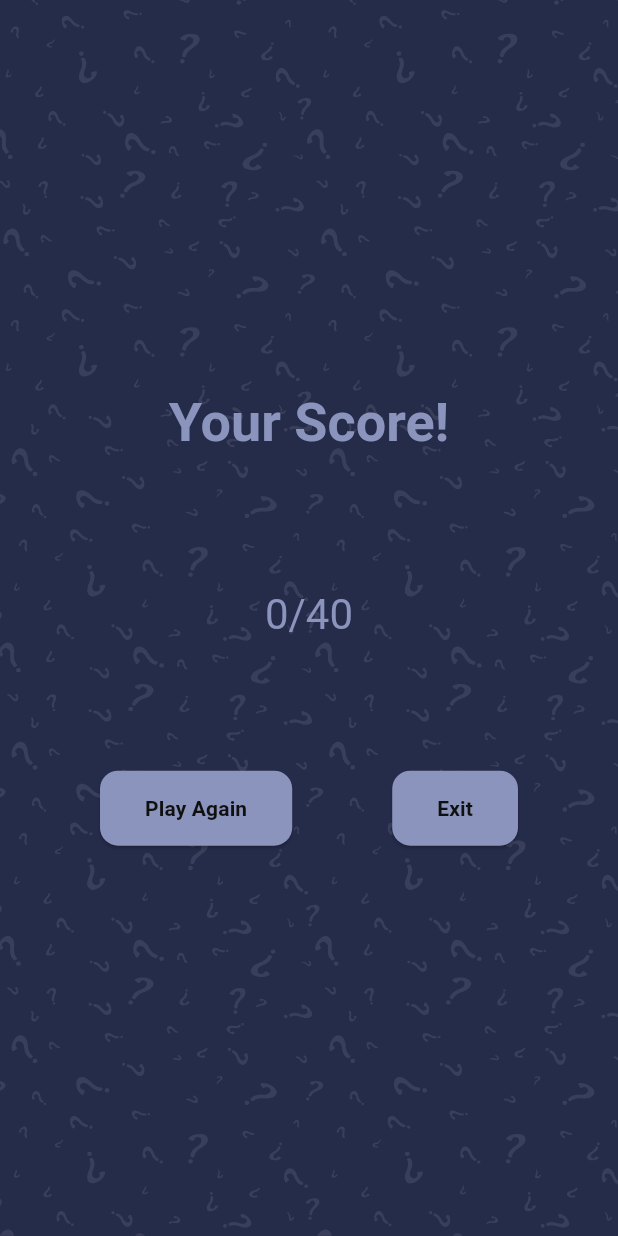
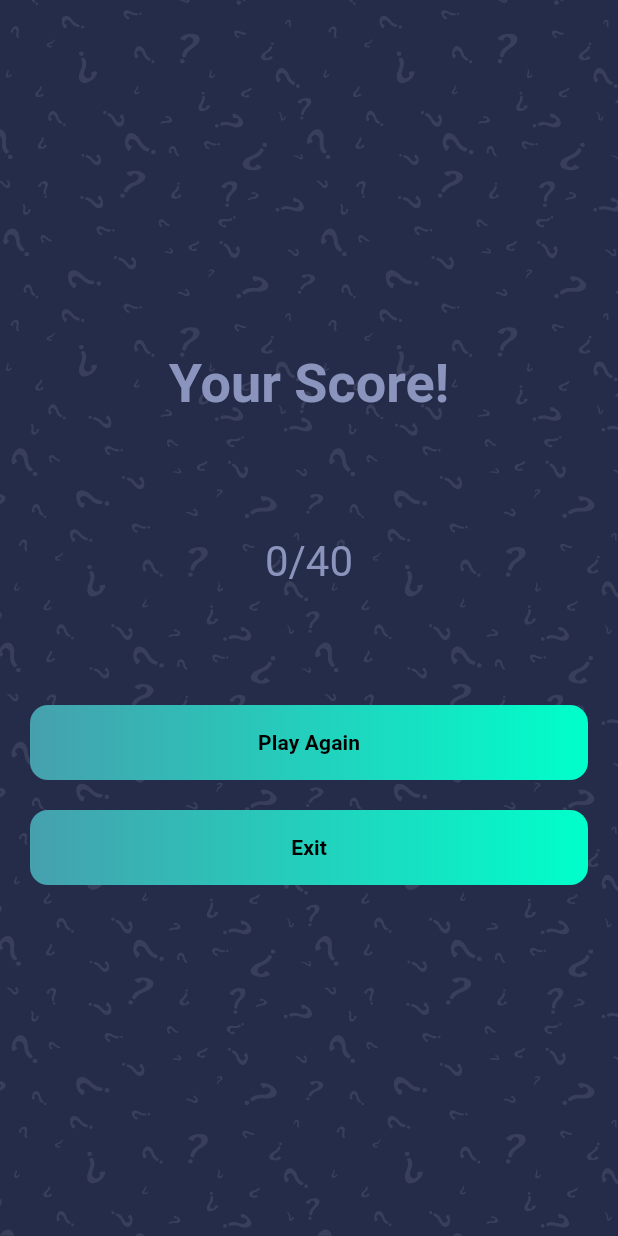
Before and after one commit to Meennuu/Quiz_App, a Flutter app: the ScoreScreen screen opened directly, on a phone screen of 412 x 824 dp. Run offline on Flutter 3.47's test engine with Material 3 defaults, Android fonts, the phone set to English and light mode, and no system bars; our stand-ins replace flutter_svg, get.

Commit message:
ScoreScreen updated

```diff
--- a/lib/screens/Score/score_screen.dart
+++ b/lib/screens/Score/score_screen.dart
@@ -3,7 +3,6 @@ import 'package:flutter_svg/svg.dart';
 import 'package:get/get.dart';
 import 'package:quizapp/Controller/question_controller.dart';
 import 'package:quizapp/constants.dart';
-import 'package:quizapp/screens/Quiz/quiz_screen.dart';
 import 'package:quizapp/screens/Welcome/Welcome_screen.dart';
 
 class ScoreScreen extends StatelessWidget {
@@ -19,7 +18,10 @@ class ScoreScreen extends StatelessWidget {
       fit: StackFit.expand,
       children: [
         SvgPicture.asset("assets/icons/bg.svg", fit: BoxFit.fill),
-        Column(
+        SafeArea(
+          child: Padding(
+            padding: const EdgeInsets.symmetric(horizontal: kDefaultPadding),
+            child: Column(
               children: [
                 const Spacer(
                   flex: 3,
@@ -38,56 +40,52 @@ class ScoreScreen extends StatelessWidget {
                       .copyWith(color: kSecondaryColor),
                 ),
                 const Spacer(),
-            Row(
+                // Column for buttons
+                Column(
                   children: [
-                const Spacer(
-                  flex: 1,
-                ),
-                ElevatedButton(
-                  onPressed: () {
+                    InkWell(
+                      onTap: () {
                         Get.to(const WelcomeScreen());
                       },
-                  style: ElevatedButton.styleFrom(
-                    backgroundColor: kSecondaryColor,
-                    padding: const EdgeInsets.symmetric(
-                        horizontal: 30, vertical: 15),
-                    shape: RoundedRectangleBorder(
-                      borderRadius: BorderRadius.circular(12.0),
-                    ),
-                  ),
+                      child: Container(
+                        width: double.infinity,
+                        alignment: Alignment.center,
+                        padding: const EdgeInsets.all(kDefaultPadding * 0.75),
+                        decoration: const BoxDecoration(
+                            gradient: kPrimaryGradient,
+                            borderRadius:
+                                BorderRadius.all(Radius.circular(12))),
                         child: Text(
                           "Play Again",
                           style: Theme.of(context).textTheme.button!.copyWith(
-                          color: kBlackColor,
+                                color: Colors.black,
                                 fontWeight: FontWeight.bold,
                               ),
                         ),
                       ),
-                const Spacer(
-                  flex: 1,
                     ),
-                ElevatedButton(
-                  onPressed: () {
+                    const SizedBox(
+                        height: kDefaultPadding), // Space between buttons
+                    InkWell(
+                      onTap: () {
                         Get.to(const WelcomeScreen());
                       },
-                  style: ElevatedButton.styleFrom(
-                    backgroundColor: kSecondaryColor,
-                    padding: const EdgeInsets.symmetric(
-                        horizontal: 30, vertical: 15),
-                    shape: RoundedRectangleBorder(
-                      borderRadius: BorderRadius.circular(12.0),
-                    ),
-                  ),
+                      child: Container(
+                        width: double.infinity,
+                        alignment: Alignment.center,
+                        padding: const EdgeInsets.all(kDefaultPadding * 0.75),
+                        decoration: const BoxDecoration(
+                            gradient: kPrimaryGradient,
+                            borderRadius:
+                                BorderRadius.all(Radius.circular(12))),
                         child: Text(
                           "Exit",
                           style: Theme.of(context).textTheme.button!.copyWith(
-                          color: kBlackColor,
+                                color: Colors.black,
                                 fontWeight: FontWeight.bold,
                               ),
                         ),
                       ),
-                const Spacer(
-                  flex: 1,
                     ),
                   ],
                 ),
@@ -95,7 +93,9 @@ class ScoreScreen extends StatelessWidget {
                   flex: 3,
                 ),
               ],
-        )
+            ),
+          ),
+        ),
       ],
     ));
   }
```
Lines whose indentation alone changed are shown as unchanged.
